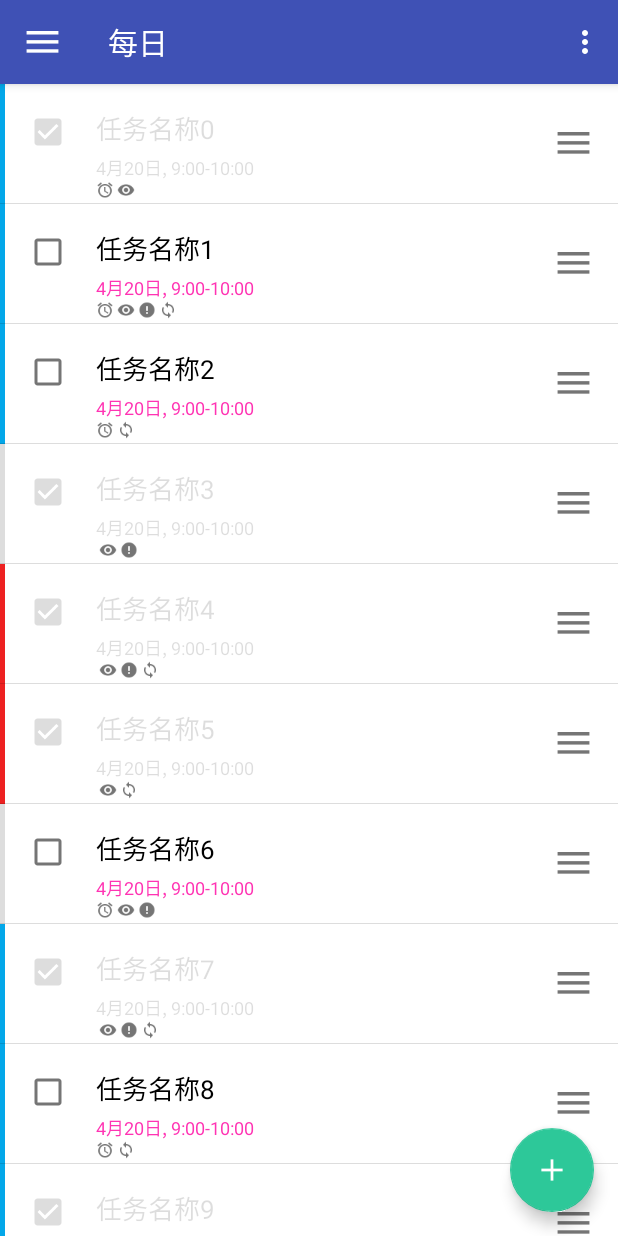
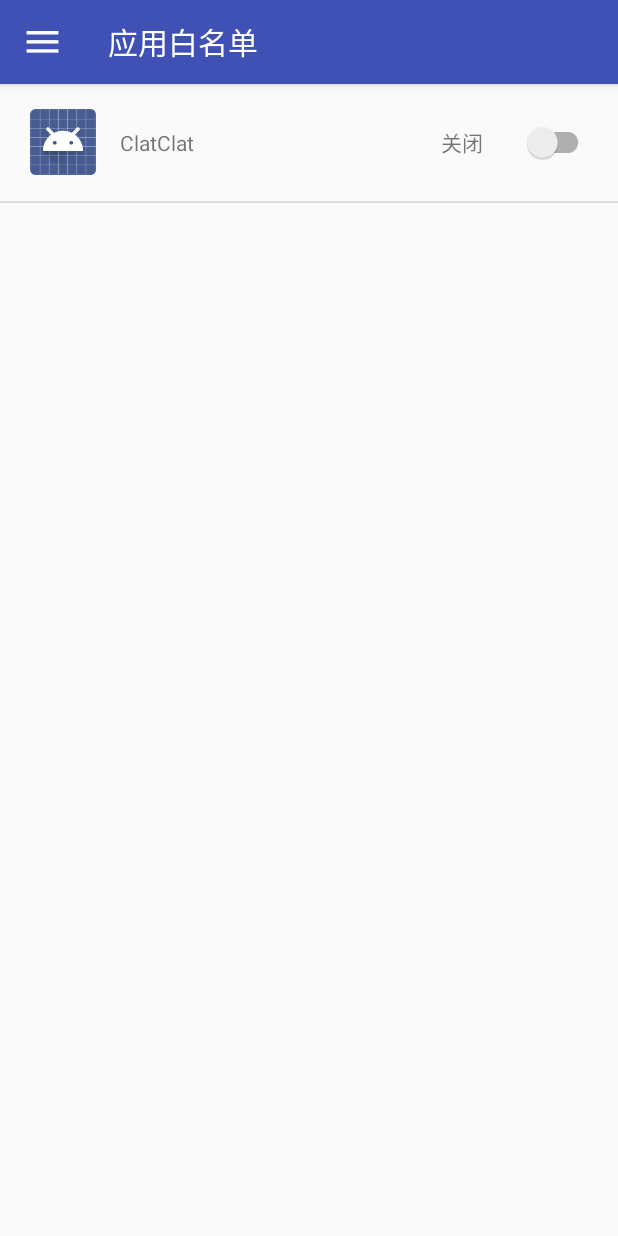
Before and after one commit to 264dormitory/android, an Android app: the screen it shows after launch (MainActivity), in the side drawer, after a tap on "专注模式白名单", on a phone screen of 412 x 824 dp. Run offline under Robolectric (Android 15) with nearby library versions, the phone set to English and light mode, and no system bars; libraries missing offline, so code that uses them is left out: io.blackbox_vision.materialcalendarview; plain views replace CalendarView; 4 statements that could not run were skipped.

Commit message:
完成应用白名单页面的合并

```diff
--- a/ClatClatter/app/src/main/java/com/jacklee/clatclatter/MainActivity.java
+++ b/ClatClatter/app/src/main/java/com/jacklee/clatclatter/MainActivity.java
@@ -52,6 +52,8 @@ public class MainActivity extends AppCompatActivity{
     private TodayTaskFragement todayTaskFragement;  //今日任务的Fragement
 
     private PeriodicTask periodicTask;  //周期性任务的Fragment
+
+    private WhiteListFragement whiteListFragement;  //周期性任务的Fragment
 
     private boolean isToToday;  //用于设置是否显示toolbar的回到今日
 
@@ -208,8 +210,27 @@ public class MainActivity extends AppCompatActivity{
         floatingActionButton.setVisibility(View.VISIBLE);
         content.setVisibility(View.GONE);
     }
-    //专注模式的跳转
-
+    //周期性任务的跳转
+    public void switchToWhiteListFragment(){
+        isToToday = false;
+        isDaily = false;
+        isWeekly = false;
+        isMonthly = false;
+        isAnnual = false;
+        if(whiteListFragement == null){
+            Log.d("123", "switchToWhiteListFragment: 1");
+            whiteListFragement = new WhiteListFragement();
+            getFragmentManager().beginTransaction().hide(getFragmentManager().findFragmentById(R.id.frame_content)).add(R.id.frame_content, whiteListFragement).commit();
+        }
+        else{
+            Log.d("123", "switchToWhiteListFragment: 2");
+            getFragmentManager().beginTransaction().hide(getFragmentManager().findFragmentById(R.id.frame_content)).show(whiteListFragement).commit();
+        }
+        invalidateOptionsMenu();  //用于更新menu
+        toolbar.setTitle(R.string.app_whitelist_name);
+        floatingActionButton.setVisibility(View.GONE);
+        content.setVisibility(View.GONE);
+    }
     //进行抽屉栏的初始化
     public void navInit(){
         navView.setCheckedItem(R.id.main_nav_view);
@@ -227,6 +248,7 @@ public class MainActivity extends AppCompatActivity{
                         switchToPeriodicTaskFragment();
                         break;
                     case R.id.nav_whiteList:
+                        switchToWhiteListFragment();
                         break;
                     default:
                 }
--- a/ClatClatter/app/src/main/java/com/jacklee/clatclatter/WhiteListActivity.java
+++ b/ClatClatter/app/src/main/java/com/jacklee/clatclatter/WhiteListFragement.java
@@ -1,59 +1,61 @@
 package com.jacklee.clatclatter;
 
+import android.app.Fragment;
 import android.content.pm.PackageInfo;
 import android.content.pm.PackageManager;
 import android.graphics.drawable.Drawable;
 import android.os.Bundle;
+import android.support.annotation.Nullable;
 import android.support.v7.app.ActionBar;
-import android.support.v7.app.AppCompatActivity;
 import android.support.v7.widget.LinearLayoutManager;
 import android.support.v7.widget.RecyclerView;
 import android.support.v7.widget.Toolbar;
+import android.view.LayoutInflater;
+import android.view.View;
+import android.view.ViewGroup;
+
+import com.jacklee.clatclatter.App;
+import com.jacklee.clatclatter.AppAdapter;
+import com.jacklee.clatclatter.DividerItemDecoration;
+import com.jacklee.clatclatter.R;
+import com.jacklee.clatclatter.swipe.OnStartDragListener;
 
 import java.util.ArrayList;
 import java.util.List;
 
-public class WhiteListActivity extends AppCompatActivity {
+/**
+ * Created by user on 2018/4/18.
+ */
+
+public class WhiteListFragement extends Fragment {
+
     RecyclerView mRecyclerView = null;
+
     List<App> appList = null;
+
     AppAdapter adapter = null;
 
+    @Nullable
     @Override
-    protected void onCreate(Bundle savedInstanceState)
-    {
-        super.onCreate(savedInstanceState);
-        setContentView(R.layout.menu_whitelist);
-        //Toolbar Setting
-        Toolbar toolbar = (Toolbar) findViewById(R.id.whitelist_toolbar);
-        toolbar.setTitle("应用白名单");
-
-        //这句话用来实现使用toolbar 代替 actionbar
-        setSupportActionBar(toolbar);//actionbar的位置替换成toolbar
-
-        ActionBar actionBar = getSupportActionBar();
-        if(actionBar != null)
-        {
-            actionBar.setDisplayHomeAsUpEnabled(true);
-            actionBar.setHomeAsUpIndicator(R.drawable.ic_menu);
-        }
+    public View onCreateView(LayoutInflater inflater, @Nullable ViewGroup container, Bundle savedInstanceState) {
+        View view = inflater.inflate(R.layout.menu_whitelist, null);
 
         //initApps();
-        mRecyclerView = (RecyclerView) findViewById(R.id.list_view);
-
+        mRecyclerView = (RecyclerView) view.findViewById(R.id.list_view);
         appList = getApp();
         updateUI(appList);
-
+        return view;
     }
 
     public void updateUI(List<App> appList)
     {
         if(null != appList)
         {
-            adapter = new AppAdapter(getApplication(), appList);
+            adapter = new AppAdapter(getActivity().getApplication(), appList);
             //mRecyclerView.setAdapter(adapter);
-            LinearLayoutManager layoutManager=new LinearLayoutManager(this);
+            LinearLayoutManager layoutManager=new LinearLayoutManager(getActivity());
             mRecyclerView.setLayoutManager(layoutManager);
-            mRecyclerView.addItemDecoration(new DividerItemDecoration(this,
+            mRecyclerView.addItemDecoration(new DividerItemDecoration(getActivity(),
                     DividerItemDecoration.VERTICAL_LIST));
             AppAdapter adpter=new AppAdapter(appList);
             mRecyclerView.setAdapter(adpter);
@@ -61,7 +63,7 @@ public class WhiteListActivity extends AppCompatActivity {
     }
     // 获取包名信息
     public List<App> getApp(){
-        PackageManager pm = getApplication().getPackageManager();
+        PackageManager pm = getActivity().getApplication().getPackageManager();
         List<PackageInfo>  packgeInfos = pm.getInstalledPackages(PackageManager.GET_UNINSTALLED_PACKAGES);
         appList = new ArrayList<App>();
         /* 获取应用程序的名称，不是包名，而是清单文件中的labelname
@@ -76,5 +78,4 @@ public class WhiteListActivity extends AppCompatActivity {
         }
         return appList;
     }
-
 }
--- a/ClatClatter/app/src/main/res/layout/app_item.xml
+++ b/ClatClatter/app/src/main/res/layout/app_item.xml
@@ -17,18 +17,14 @@
         android:layout_height="wrap_content"
         android:layout_centerInParent="true"
         android:layout_toRightOf="@id/app_image"
-        android:paddingLeft="16dip"
-        android:fontFamily="sans-serif"
-        android:textStyle="normal|bold|italic"/>
+        android:paddingLeft="16dip"/>
     <TextView android:id="@+id/switch_show_status"
         android:layout_width="64dp"
         android:layout_height="wrap_content"
         android:layout_centerInParent="true"
         android:layout_toRightOf="@id/app_name"
         android:layout_toEndOf="@+id/app_name"
-        android:text="关闭"
-        android:fontFamily="sans-serif"
-        android:textStyle="normal|bold|italic"/>
+        android:text="关闭"/>
     <android.support.v7.widget.SwitchCompat
         android:id="@+id/whitelist_switchCompat"
         android:layout_width="wrap_content"
```
Also changed, not shown: ClatClatter/app/src/main/AndroidManifest.xml (+4 -11 lines), ClatClatter/app/src/main/res/layout/menu_whitelist.xml (+0 -9 lines).
